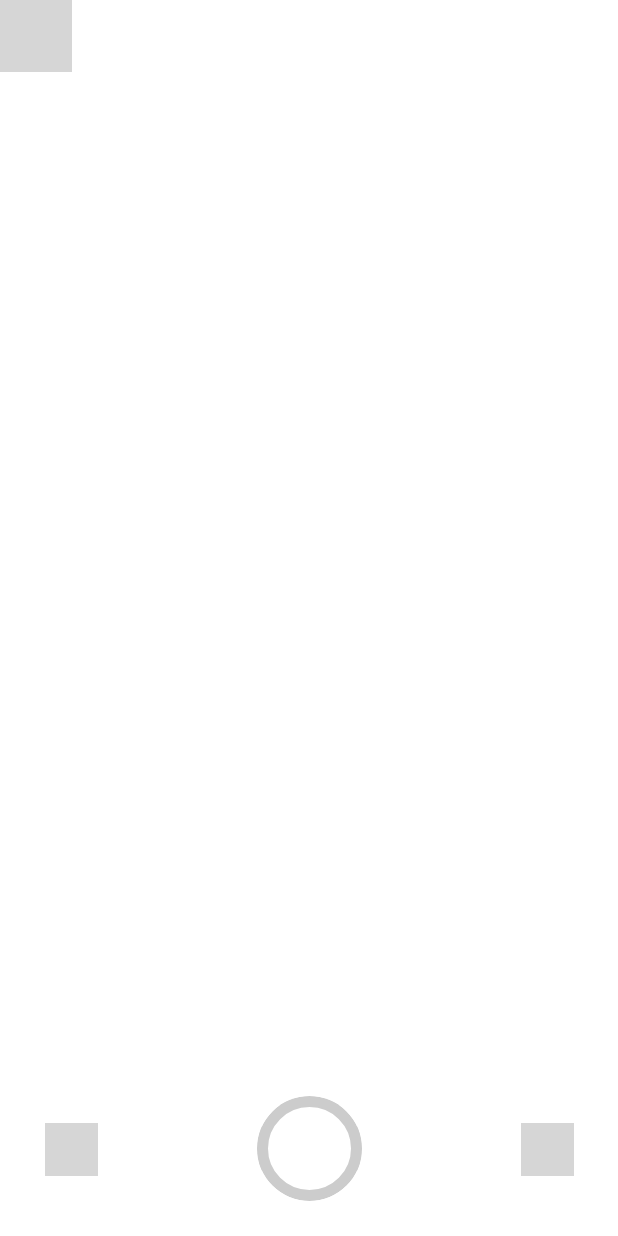
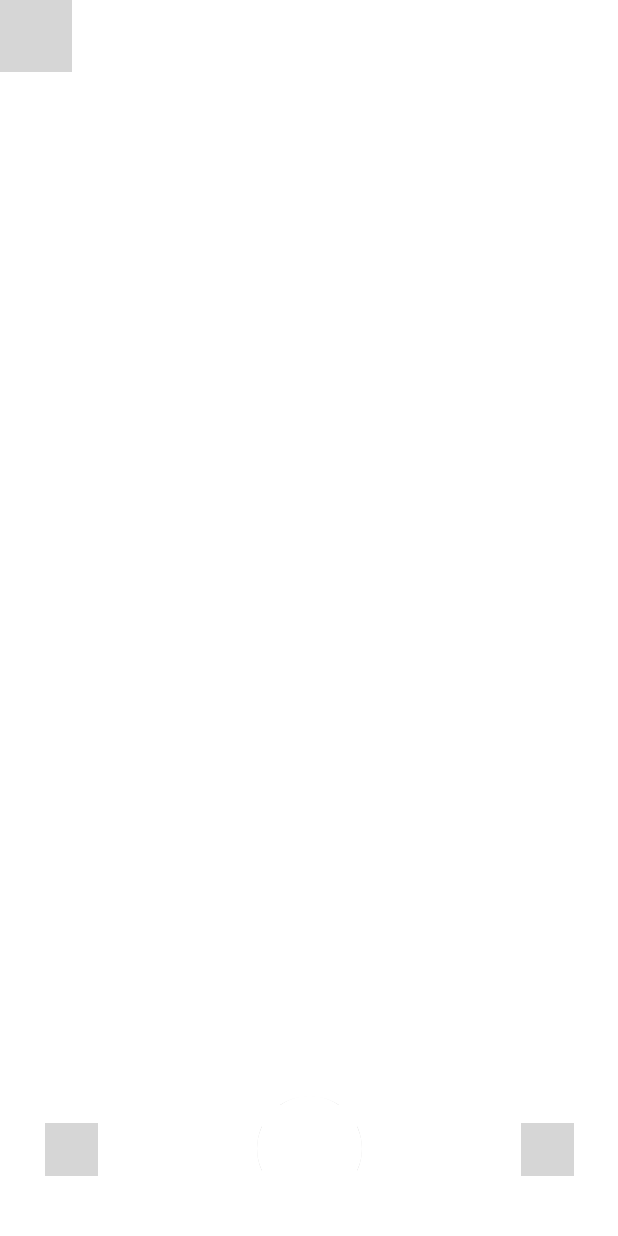
Before and after one commit to include-AI/CaloriFyi, an Android app built with Jetpack Compose: the CameraActivity screen opened directly, with no data from a screen before it, on a phone screen of 412 x 824 dp. Run offline under Robolectric (Android 15) with nearby library versions, the phone set to English and light mode, and no system bars; libraries missing offline, so code that uses them is left out: androidx.camera.core, androidx.camera.lifecycle, androidx.camera.view; 12 statements that could not run were skipped; grey boxes are pictures that could not be loaded.

Commit message:
Camera Shutter Update

```diff
--- a/app/src/main/java/com/example/calorifyi/CameraView.kt
+++ b/app/src/main/java/com/example/calorifyi/CameraView.kt
@@ -215,7 +215,7 @@ fun SimpleCameraPreview(
                 modifier = Modifier
                     .size(70.dp)
                     .clip(CircleShape)
-                    .border(7.dp, Color.LightGray, CircleShape),
+                    .border(7.dp, Color.White, CircleShape),
                 colors = ButtonDefaults.buttonColors(backgroundColor = Color.Transparent),
             ) {
 
```
